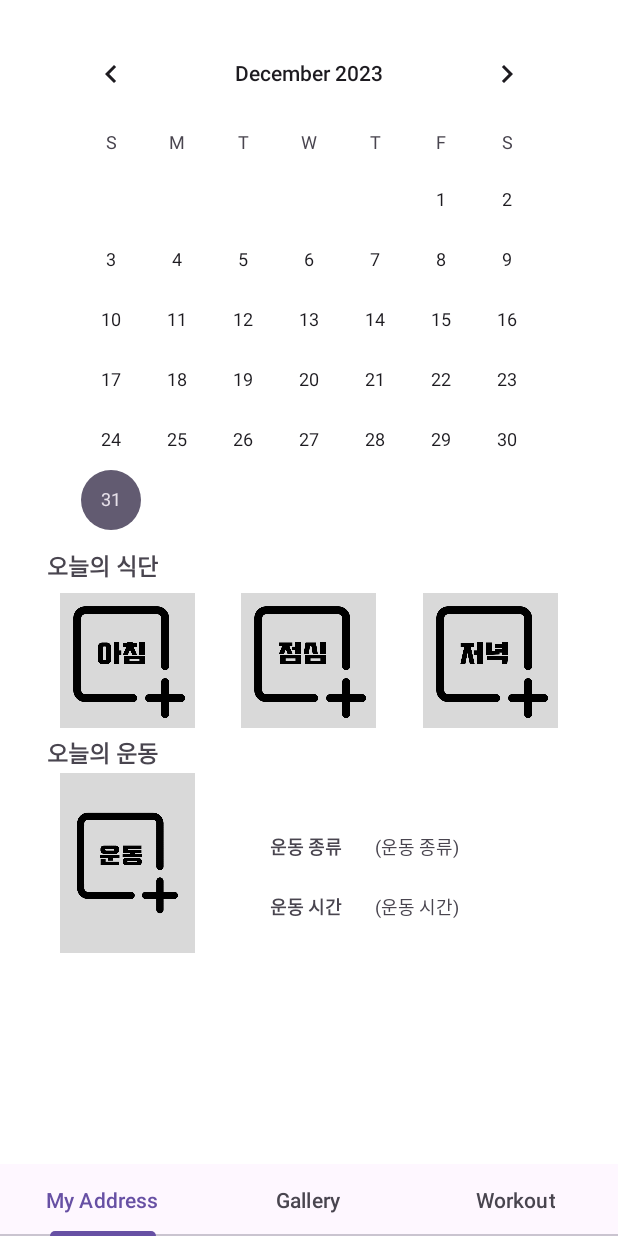
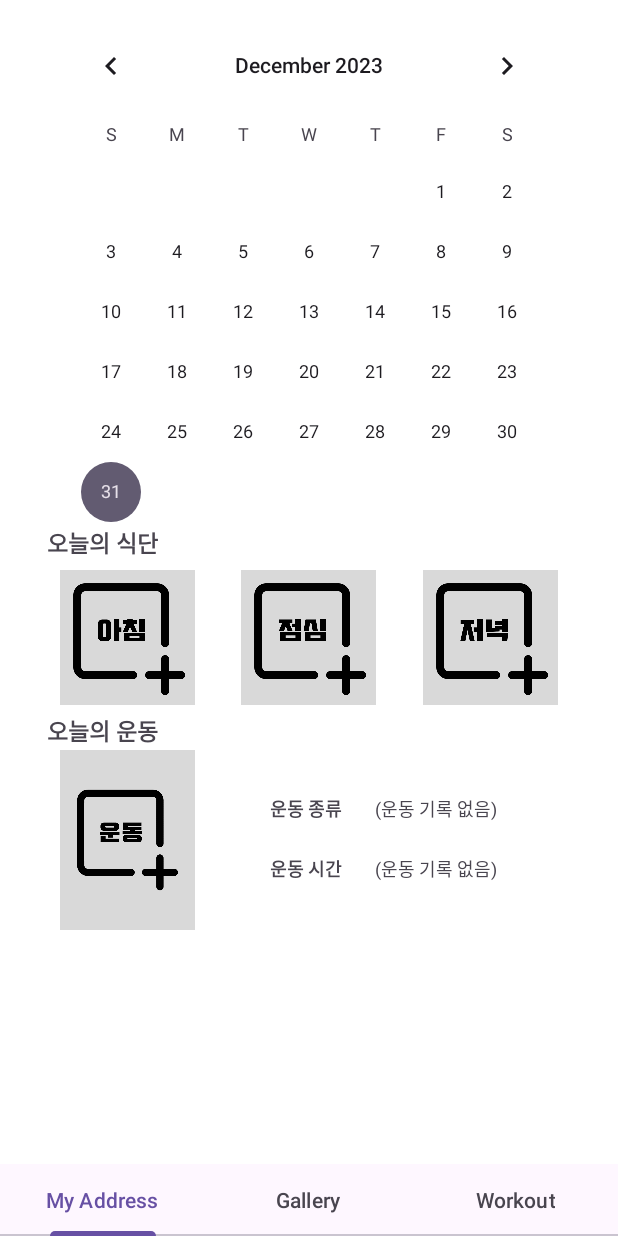
Before and after one commit to hyo-4/madcamp_week01, an Android app: the fragment Free placed in its activity, on a phone screen of 412 x 824 dp. Run offline under Robolectric (Android 15) with nearby library versions, the light colour scheme and no system bars; our stand-ins replace Room's generated code.

Commit message:
Free change

```diff
--- a/app/src/main/java/com/example/madcamp_week01/Free.kt
+++ b/app/src/main/java/com/example/madcamp_week01/Free.kt
@@ -9,22 +9,24 @@ import android.widget.CalendarView
 import android.widget.ImageButton
 import android.widget.TextView
 import android.util.Log
+import androidx.appcompat.content.res.AppCompatResources
 import kotlinx.coroutines.CoroutineScope
 import kotlinx.coroutines.Dispatchers
 import kotlinx.coroutines.launch
+import java.util.Calendar
 
 class Free : Fragment() {
     lateinit var calendarV : CalendarView
-    lateinit var todayDiet : TextView
-    lateinit var todayWorkout : TextView
-    lateinit var bfImg : ImageButton
-    lateinit var lunchImg : ImageButton
-    lateinit var dinnerImg : ImageButton
-    lateinit var wImg : ImageButton
-    lateinit var wType : TextView
-    lateinit var wTime : TextView
-    lateinit var worktype : TextView
-    lateinit var worktime : TextView
+    lateinit var todayDietV : TextView
+    lateinit var todayWorkoutV : TextView
+    lateinit var bfImgV : ImageButton
+    lateinit var lunchImgV : ImageButton
+    lateinit var dinnerImgV : ImageButton
+    lateinit var wImgV : ImageButton
+    lateinit var wTypeV : TextView
+    lateinit var wTimeV : TextView
+    lateinit var worktypeV : TextView
+    lateinit var worktimeV : TextView
     var db: AppDatabase? = null
 
     override fun onCreateView(
@@ -37,32 +39,84 @@ class Free : Fragment() {
     override fun onViewCreated(view: View, savedInstanceState: Bundle?) {
         super.onViewCreated(view, savedInstanceState)
         calendarV = view.findViewById(R.id.calendar)
-        todayDiet = view.findViewById(R.id.diet)
-        todayWorkout = view.findViewById(R.id.todayworkout)
-        bfImg = view.findViewById(R.id.breakfast)
-        lunchImg = view.findViewById(R.id.lunch)
-        dinnerImg = view.findViewById(R.id.dinner)
-        wImg = view.findViewById(R.id.workoutimg)
-        wType = view.findViewById(R.id.wtype)
-        wTime = view.findViewById(R.id.wtime)
-        worktype = view.findViewById(R.id.workoutType)
-        worktime = view.findViewById(R.id.workoutTime)
+        todayDietV = view.findViewById(R.id.diet)
+        todayWorkoutV = view.findViewById(R.id.todayworkout)
+        bfImgV = view.findViewById(R.id.breakfast)
+        lunchImgV = view.findViewById(R.id.lunch)
+        dinnerImgV = view.findViewById(R.id.dinner)
+        wImgV = view.findViewById(R.id.workoutimg)
+        wTypeV = view.findViewById(R.id.wtype)
+        wTimeV = view.findViewById(R.id.wtime)
+        worktypeV = view.findViewById(R.id.workoutType)
+        worktimeV = view.findViewById(R.id.workoutTime)
         db = AppDatabase.getInstance(requireContext())
+
+        val todayCalendar = Calendar.getInstance()
+        val todayYear = todayCalendar.get(Calendar.YEAR)
+        val todayMonth = todayCalendar.get(Calendar.MONTH) + 1
+        val todayDay = todayCalendar.get(Calendar.DAY_OF_MONTH)
+
+        val noWOimg = AppCompatResources.getDrawable(requireContext(), R.drawable.noworkout)
+        val noBFimg = AppCompatResources.getDrawable(requireContext(), R.drawable.nobreakfast)
+        val noLimg = AppCompatResources.getDrawable(requireContext(), R.drawable.nolunch)
+        val noDimg = AppCompatResources.getDrawable(requireContext(), R.drawable.nodinner)
+
+        bfImgV.setOnClickListener {
+            navigateToNewBreakFast(todayYear, todayMonth, todayDay)
+        }
+
+
 
 
         calendarV.setOnDateChangeListener { _, year, month, dayOfMonth ->
-//            val selectedDate = "$year-$month-$dayOfMonth"
-//            Log.d("date", "$selectedDate")
-//            CoroutineScope(Dispatchers.IO).launch{
-//                val dateWorkout = db?.workoutDao()?.getWorkoutByDate(year, month, dayOfMonth)
-//                if (dateWorkout != null) {
-//
-//                } else {
-//
-//                }
-//            }
-            bfImg.setOnClickListener {
-                navigateToNewBreakFast(year, month+1, dayOfMonth)
+            val selectedDate = "$year-$month-$dayOfMonth"
+            Log.d("date", "$selectedDate")
+            CoroutineScope(Dispatchers.IO).launch{
+                val dateWorkout = db?.workoutDao()?.getWorkoutByDate(year, month, dayOfMonth)
+                var selectedWorkout: Workout? = dateWorkout?.firstOrNull()  //선택한 날짜의 workout 데이터
+                if (selectedWorkout != null) {
+                    // changing View to uploaded images
+                    // **changing 운동 이미지
+                    if (selectedWorkout.workoutImg != null){
+                        wImgV.setImageURI(selectedWorkout.workoutImg)
+                        worktypeV.text = selectedWorkout.workoutType
+                        worktimeV.text = selectedWorkout.workoutTime
+                    }else{
+                        wImgV.setImageDrawable(noWOimg)
+                        worktypeV.text = resources.getString(R.string.noexercise)
+                        worktimeV.text = resources.getString(R.string.noexercise)
+                    }
+                    // **changing 아침 식단 이미지
+                    if(selectedWorkout.breakfastImg != null){
+                        bfImgV.setImageURI(selectedWorkout.breakfastImg)
+                    }else{
+                        bfImgV.setImageDrawable(noBFimg)
+                    }
+                    // **changing 점심 식단 이미지
+                    if(selectedWorkout.lunchImg != null){
+                        lunchImgV.setImageURI(selectedWorkout.lunchImg)
+                    }else{
+                        lunchImgV.setImageDrawable(noLimg)
+                    }
+                    // **changing 저녁 식단 이미지
+                    if(selectedWorkout.dinnerImg != null){
+                        dinnerImgV.setImageURI(selectedWorkout.dinnerImg)
+                    }else{
+                        dinnerImgV.setImageDrawable(noDimg)
+                    }
+                    // changing View finished
+                } else {    // 선택된 날짜에 해당하는 데이터가 없는 경우
+                    // db에 해당 날짜의 데이터를 추가
+                    val newWorkout = Workout(year, month+1, dayOfMonth, null, null, null, null, null, null)
+                    db?.workoutDao()?.insertAll(newWorkout)
+                    wImgV.setImageDrawable(noWOimg)
+                    bfImgV.setImageDrawable(noBFimg)
+                    lunchImgV.setImageDrawable(noLimg)
+                    dinnerImgV.setImageDrawable(noDimg)
+                }
+            }
+            bfImgV.setOnClickListener {
+                navigateToNewBreakFast(year, month+1, dayOfMonth) // Workout data 전체 보내기
             }
 
 
--- a/app/src/main/java/com/example/madcamp_week01/WorkoutDao.kt
+++ b/app/src/main/java/com/example/madcamp_week01/WorkoutDao.kt
@@ -6,6 +6,7 @@ import androidx.room.Dao
 import androidx.room.Delete
 import androidx.room.Insert
 import androidx.room.Query
+import androidx.room.Update
 
 @Dao
 interface WorkoutDao {
@@ -20,4 +21,7 @@ interface WorkoutDao {
 
     @Delete
     fun delete(workout: Workout)
+
+    @Update
+    fun update(workout: Workout)
 }
--- a/app/src/main/res/layout/fragment_free.xml
+++ b/app/src/main/res/layout/fragment_free.xml
@@ -13,14 +13,14 @@
         android:layout_width="wrap_content"
         android:layout_height="wrap_content"
         android:layout_gravity="center_horizontal"
-        android:layout_marginTop="15dp" />
+        android:layout_marginTop="10dp" />
 
     <TextView
         android:id="@+id/diet"
         android:layout_width="wrap_content"
         android:layout_height="wrap_content"
         android:layout_marginStart="31sp"
-        android:layout_marginTop="365sp"
+        android:layout_marginTop="350sp"
         android:textSize="15sp"
         android:text="@string/todayDiet" />
 
@@ -29,7 +29,7 @@
         android:layout_width="90sp"
         android:layout_height="90sp"
         android:layout_marginStart="40sp"
-        android:layout_marginTop="395sp"
+        android:layout_marginTop="380sp"
         android:scaleType="centerCrop"
         android:background="@android:color/transparent"
         android:src="@drawable/nobreakfast" />
@@ -41,7 +41,7 @@
         android:layout_width="90sp"
         android:layout_height="90sp"
         android:layout_gravity="center_horizontal"
-        android:layout_marginTop="395sp"
+        android:layout_marginTop="380sp"
         android:scaleType="centerCrop"
         android:background="@android:color/transparent"
         android:src="@drawable/nolunch" />
@@ -51,7 +51,7 @@
         android:layout_width="90sp"
         android:layout_height="90sp"
         android:layout_gravity="right"
-        android:layout_marginTop="395sp"
+        android:layout_marginTop="380sp"
         android:layout_marginEnd="40sp"
         android:scaleType="centerCrop"
         android:background="@android:color/transparent"
@@ -63,7 +63,7 @@
         android:layout_width="wrap_content"
         android:layout_height="wrap_content"
         android:layout_marginStart="31sp"
-        android:layout_marginTop="490sp"
+        android:layout_marginTop="475sp"
         android:textSize="15sp"
         android:text="@string/todayWorkout" />
 
@@ -74,7 +74,7 @@
         android:scaleType="centerCrop"
         android:background="@android:color/transparent"
         android:layout_marginStart="40sp"
-        android:layout_marginTop="515sp"
+        android:layout_marginTop="500sp"
         android:src="@drawable/noworkout" />
 
     <TextView
@@ -82,7 +82,7 @@
         android:layout_width="wrap_content"
         android:layout_height="wrap_content"
         android:layout_marginStart="180sp"
-        android:layout_marginTop="555sp"
+        android:layout_marginTop="530sp"
         android:textSize="12sp"
         android:text="@string/exerciseType" />
 
@@ -91,16 +91,16 @@
         android:layout_width="wrap_content"
         android:layout_height="wrap_content"
         android:layout_marginStart="250sp"
-        android:layout_marginTop="555sp"
+        android:layout_marginTop="530sp"
         android:textSize="12sp"
-        android:text="(운동 종류)" />
+        android:text="@string/noexercise" />
 
     <TextView
         android:id="@+id/wtime"
         android:layout_width="wrap_content"
         android:layout_height="wrap_content"
         android:layout_marginStart="180sp"
-        android:layout_marginTop="595sp"
+        android:layout_marginTop="570sp"
         android:textSize="12sp"
         android:text="@string/exerciseTime" />
 
@@ -109,8 +109,8 @@
         android:layout_width="wrap_content"
         android:layout_height="wrap_content"
         android:layout_marginStart="250sp"
-        android:layout_marginTop="595sp"
+        android:layout_marginTop="570sp"
         android:textSize="12sp"
-        android:text="(운동 시간)" />
+        android:text="@string/noexercise" />
 
 </FrameLayout>
--- a/app/src/main/res/values/strings.xml
+++ b/app/src/main/res/values/strings.xml
@@ -14,4 +14,5 @@
     <string name="todayWorkout"><b>오늘의 운동</b></string>
     <string name="exerciseType"><b>운동 종류</b></string>
     <string name="exerciseTime"><b>운동 시간</b></string>
+    <string name="noexercise">(운동 기록 없음)</string>
 </resources>
```
